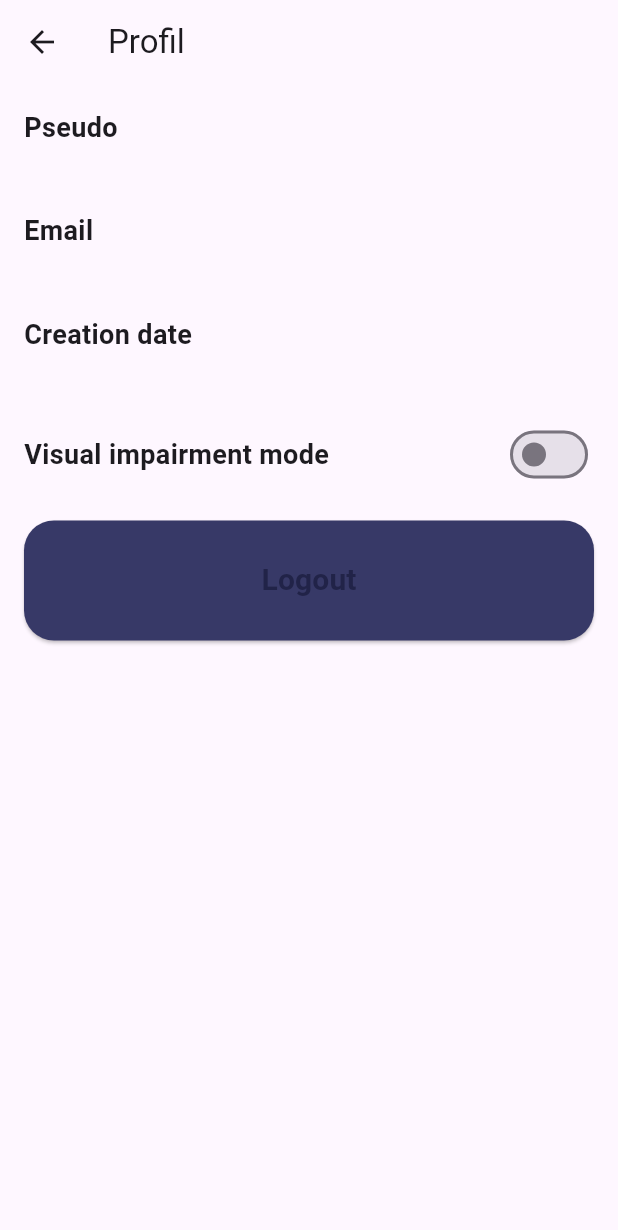
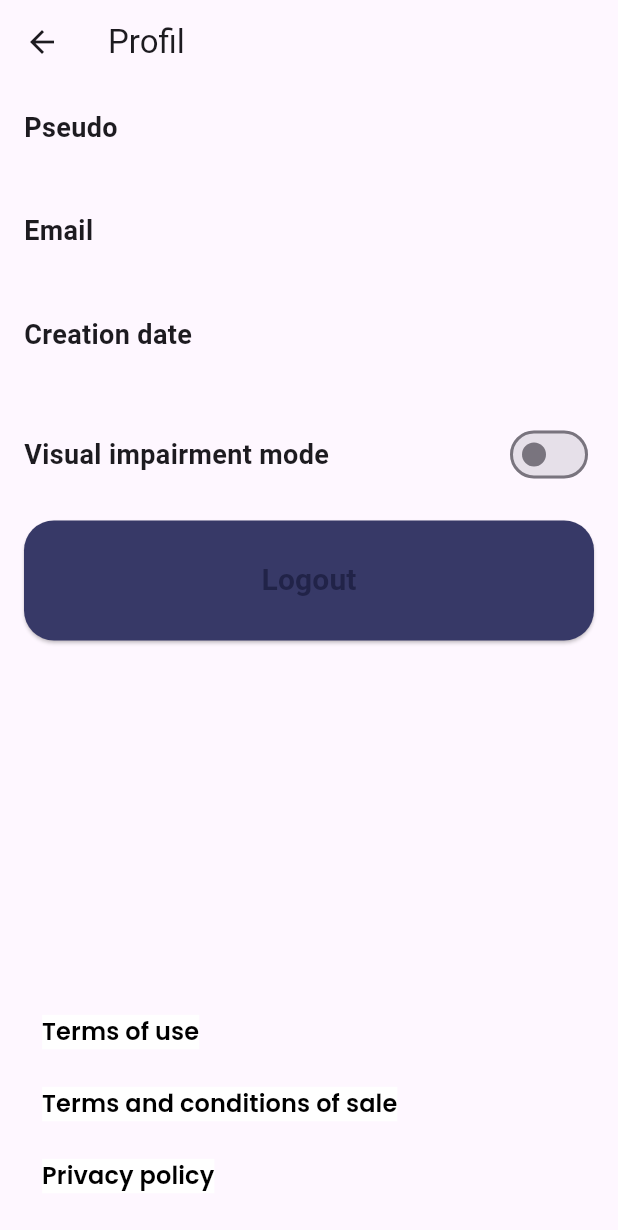
Before and after one commit to Kyky30/HideAndStreet, a Flutter app: the AccountSettingsPage screen opened by its route, on a phone screen of 412 x 824 dp. Shown: the top 1230 px of the screen. Run offline on Flutter 3.47's test engine with Material 3 defaults, Android fonts, the phone set to English and light mode, and no system bars; drawn by our look-alikes of google_mobile_ads; our stand-ins replace figma_squircle, flutter_countdown_timer, flutter_image_compress, flutter_map, geolocator, image_picker and 6 more; missing offline and left inert: dart:ffi, flutter_map_location_marker, purchases_flutter, purchases_ui_flutter; accounts and stored records are empty; generated files the repository leaves out were written again; network calls fail.

Commit message:
Ajout des liens des docs légaux
CGV
CGU
Privacy

```diff
--- a/lib/account_settings.dart
+++ b/lib/account_settings.dart
@@ -8,6 +8,9 @@ import 'package:hide_and_street/api/AdmobHelper.dart';
 import 'package:google_mobile_ads/google_mobile_ads.dart';
 
 import 'api/PremiumStatus.dart';
+
+import 'package:url_launcher/url_launcher.dart';
+
 
 class AccountSettingsPage extends StatefulWidget {
 
@@ -22,6 +25,10 @@ class _AccountSettingsPageState extends State<AccountSettingsPage> {
   String username = '';
   String DateCreation = '';
   String email = '';
+
+  String CGUUrl = 'https://hideandstreet.furrball.fr/CGU.html';
+  String CGVUrl = 'https://hideandstreet.furrball.fr/CGV.html';
+  String PrivacyUrl = 'https://hideandstreet.furrball.fr/Privacy.html';
 
   @override
   void initState() {
@@ -60,6 +67,12 @@ class _AccountSettingsPageState extends State<AccountSettingsPage> {
 
     // Navigate to the login page
     Navigator.pushReplacementNamed(context, '/login');
+  }
+
+  Future<void> _launchUrl(_url) async {
+    if (!await launchUrl(_url)) {
+      throw Exception('Could not launch $_url');
+    }
   }
 
   @override
@@ -145,6 +158,35 @@ class _AccountSettingsPageState extends State<AccountSettingsPage> {
                 ),
                 height: 75,
               )
+            ,
+            Spacer(),
+            TextButton(
+              onPressed: () {
+                launchUrl(Uri.parse(CGUUrl));
+              },
+              child: Text(
+                AppLocalizations.of(context)!.cgu,
+                style: const TextStyle(color: Colors.black, fontSize: 16, fontWeight: FontWeight.w600, fontFamily: 'Poppins', backgroundColor: Colors.white),
+              ),
+            ),
+            TextButton(
+              onPressed: () {
+                launchUrl(Uri.parse(CGVUrl));
+              },
+              child: Text(
+                AppLocalizations.of(context)!.cgv,
+                style: const TextStyle(color: Colors.black, fontSize: 16, fontWeight: FontWeight.w600, fontFamily: 'Poppins', backgroundColor: Colors.white),
+              ),
+            ),
+            TextButton(
+              onPressed: () {
+                launchUrl(Uri.parse(PrivacyUrl));
+              },
+              child: Text(
+                AppLocalizations.of(context)!.privacy,
+                style: const TextStyle(color: Colors.black, fontSize: 16, fontWeight: FontWeight.w600, fontFamily: 'Poppins', backgroundColor: Colors.white),
+              ),
+            ),
           ],
         ),
       ),
--- a/lib/l10n/app_en.arb
+++ b/lib/l10n/app_en.arb
@@ -66,6 +66,9 @@
   "champ_conf_duree_cachette": "Hidding duration",
   "texte_champ_conf_duree_cachette": "Hidding duration in minutes",
   "start_game" : "Start game",
-  "game_code" : "Game code : {code}"
+  "game_code" : "Game code : {code}",
+  "cgu" : "Terms of use",
+  "cgv" : "Terms and conditions of sale",
+  "privacy" : "Privacy policy"
 
 }
--- a/lib/l10n/app_fr.arb
+++ b/lib/l10n/app_fr.arb
@@ -339,6 +339,18 @@
                 "example": "ABCDEF"
             }
         }
+    },
+    "cgu": "Conditions générales d'utilisation",
+    "@cgu": {
+        "description": "Bouton de conditions générales d'utilisation"
+    },
+    "cgv": "Conditions générales de vente",
+    "@cgv": {
+        "description": "Bouton de conditions générales de vente"
+    },
+    "privacy": "Politique de confidentialité",
+    "@privacy": {
+        "description": "Bouton de politique de confidentialité"
     }
 
 
```
Also changed, not shown: lib/login.dart (+1 -12 lines).
